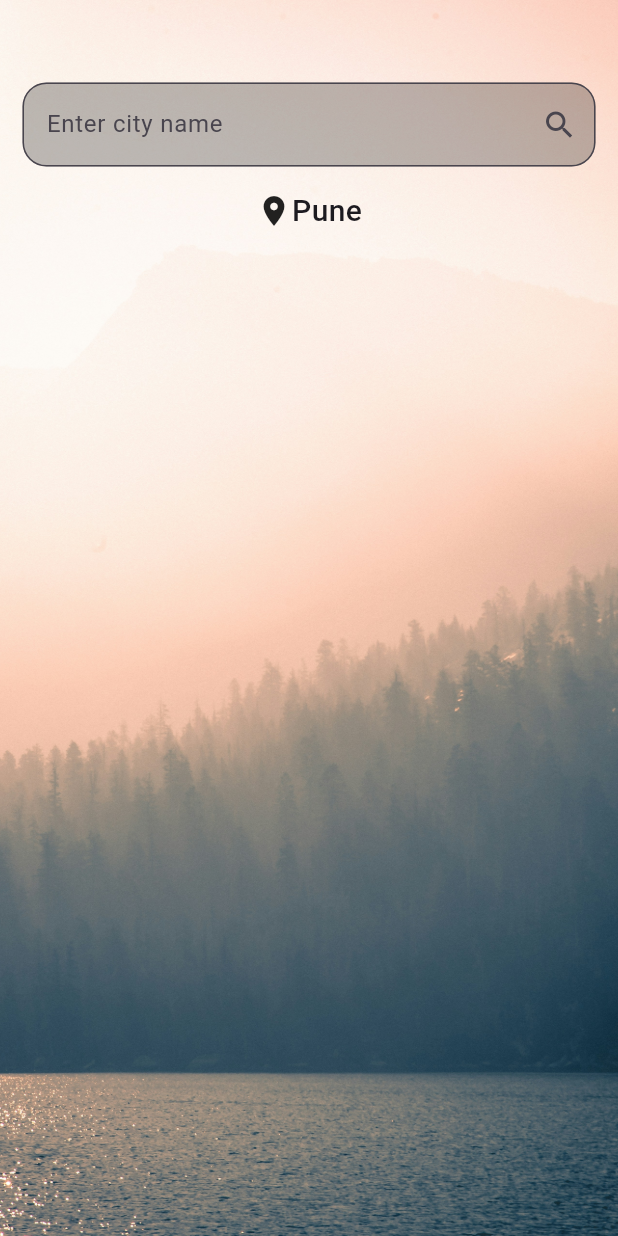
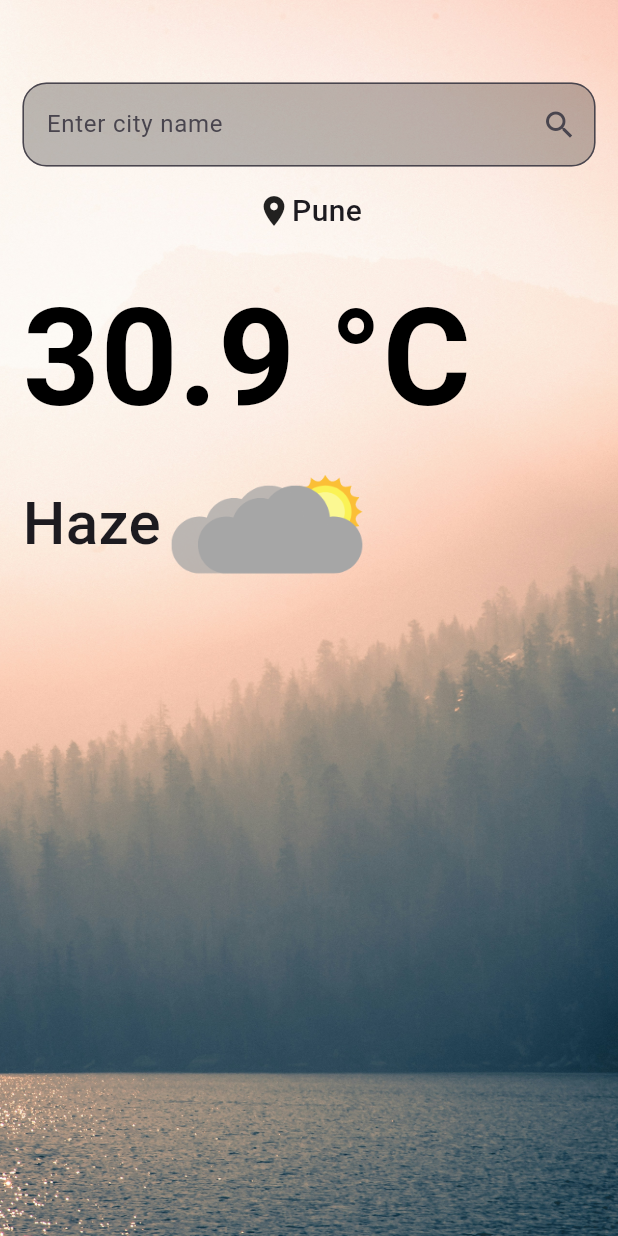
Before and after one commit to guptakaran11/Weather-Forecast-, a Flutter app: the screen it shows after launch, on a phone screen of 412 x 824 dp. Run offline on Flutter 3.47's test engine with Material 3 defaults, Android fonts, the phone set to English and light mode, and no system bars.

Commit message:
ui almost compliting

```diff
--- a/lib/View/Screens/weather_page.dart
+++ b/lib/View/Screens/weather_page.dart
@@ -19,15 +19,16 @@ class _HomePageState extends State<WeatherPage> {
             width: double.infinity,
             height: double.infinity,
           ),
-          const Padding(
-            padding: EdgeInsets.all(15),
+          Padding(
+            padding: const EdgeInsets.all(15),
             child: SingleChildScrollView(
               child: Column(
+                crossAxisAlignment: CrossAxisAlignment.start,
                 children: [
-                  SizedBox(
+                  const SizedBox(
                     height: 40,
                   ),
-                  TextField(
+                  const TextField(
                     decoration: InputDecoration(
                       suffixIcon: Icon(
                         Icons.search,
@@ -42,10 +43,10 @@ class _HomePageState extends State<WeatherPage> {
                       ),
                     ),
                   ),
-                  SizedBox(
+                  const SizedBox(
                     height: 15,
                   ),
-                  Row(
+                  const Row(
                     mainAxisAlignment: MainAxisAlignment.center,
                     children: [
                       Icon(
@@ -60,7 +61,35 @@ class _HomePageState extends State<WeatherPage> {
                       ),
                     ],
                   ),
-                  SizedBox(height: 50,),
+                  const SizedBox(
+                    height: 20,
+                  ),
+                  const Text(
+                    '30.9 °C',
+                    style: TextStyle(
+                      color: Colors.black,
+                      fontSize: 90,
+                      fontWeight: FontWeight.bold,
+                    ),
+                  ),
+                  const SizedBox(
+                    height: 5,
+                  ),
+                  Row(
+                    children: [
+                      const Text(
+                        'Haze',
+                        style: TextStyle(
+                          fontSize: 40,
+                          fontWeight: FontWeight.w500,
+                        ),
+                      ),
+                      Image.asset(
+                        'assets/icons/Haze.png',
+                        height: 80,
+                      ),
+                    ],
+                  ),
                 ],
               ),
             ),
```
